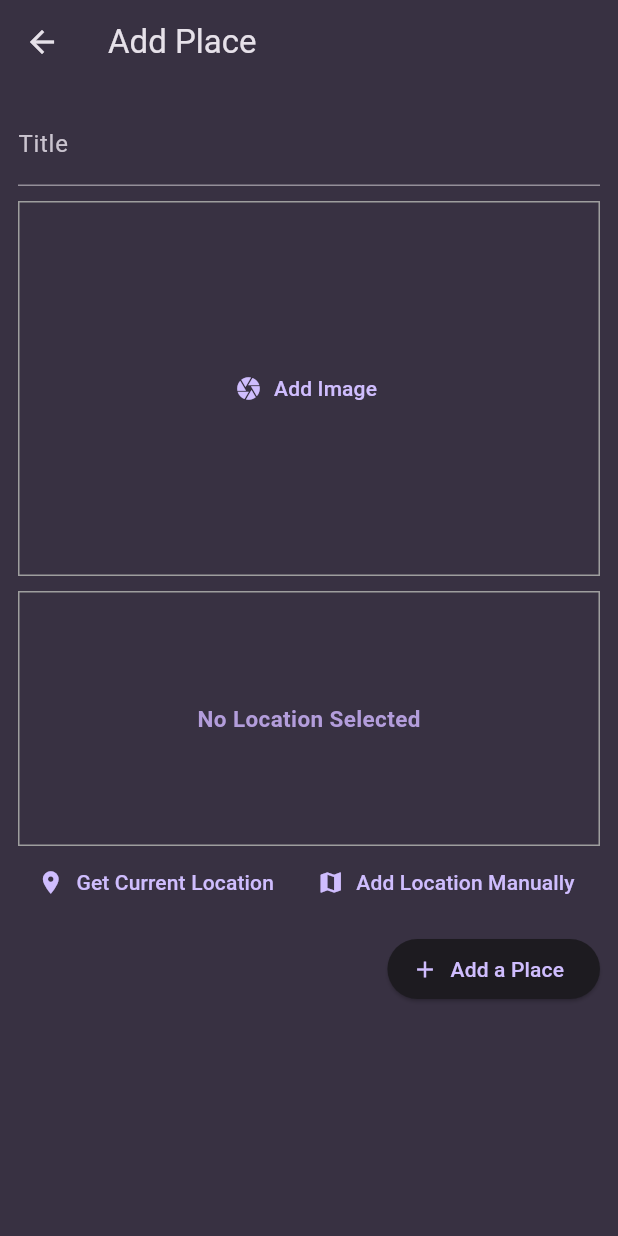
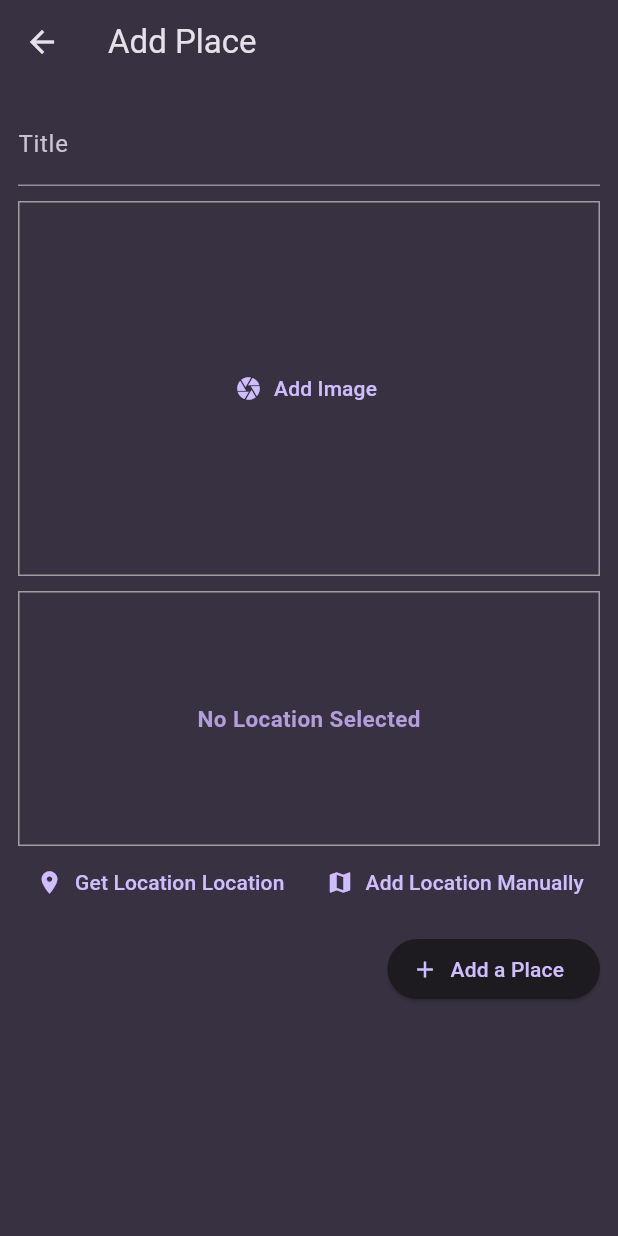
Before and after one commit to Sarfaraj-haque/native_apps, a Flutter app: the screen it shows after launch, after a tap on the "add" icon, on a phone screen of 412 x 824 dp. Run offline on Flutter 3.47's test engine with Material 3 defaults, Android fonts, the phone set to English and light mode, and no system bars; our stand-ins replace flutter_riverpod, google_fonts, image_picker, location, sqflite; accounts and stored records are empty.

Commit message:
3rd April 2025 -Added Sql lite -Added fun to store data on Device storage -Location services will be added Soon

```diff
--- /dev/null
+++ b/devtools_options.yaml
@@ -0,0 +1,3 @@
+description: This file stores settings for Dart & Flutter DevTools.
+documentation: https://docs.flutter.dev/tools/devtools/extensions#configure-extension-enablement-states
+extensions:
--- a/lib/model/place.dart
+++ b/lib/model/place.dart
@@ -3,7 +3,8 @@ import 'dart:io';
 import 'package:uuid/uuid.dart';
 
 class Place {
-  Place(this.title, this.image) : id = Uuid().v4();
+  Place({required this.title, required this.image, String? id})
+      : id = id ?? Uuid().v4();
   final String id;
   final String title;
   final File image;
--- a/lib/providers/user_places.dart
+++ b/lib/providers/user_places.dart
@@ -1,18 +1,55 @@
 import 'dart:io';
 
 import 'package:flutter_riverpod/flutter_riverpod.dart';
-import 'package:path_provider/path_provider.dart'as syspaths;
+import 'package:path/path.dart' as path;
+import 'package:path_provider/path_provider.dart' as syspaths;
+import 'package:sqflite/sqflite.dart' as sql;
+import 'package:sqflite/sqflite.dart';
 
 import '../model/place.dart';
 
+Future<Database> _getDatabase() async {
+  final dbPath = await sql.getDatabasesPath();
+  final db = await sql.openDatabase(path.join(dbPath, 'places.db'),
+      onCreate: (db, version) {
+    return db.execute(
+        'CREATE TABLE user_places(id TEXT PRIMARY KEY,title TEXT,image TEXT)');
+  }, version: 1);
+  return db;
+}
+
 class UserPlaceNotifier extends StateNotifier<List<Place>> {
   UserPlaceNotifier() : super([]);
-  final appDir=syspaths.getApplicationDocumentsDirectory();
 
-  void addPlace(String title,File image) {
-    final newPlace = Place(title, image);
+  Future<void> loadPlace() async {
+    final db = await _getDatabase();
+    final data = await db.query(
+      'user_places',
+    );
+    final places = data
+        .map((item) => Place(
+            id: item['id'] as String,
+            title: item['title'] as String,
+            image: File(item['image'] as String)))
+        .toList();
+    state = places;
+  }
+
+  void addPlace(String title, File image) async {
+    final appDir = await syspaths.getApplicationDocumentsDirectory();
+    final fileName = path.basename(image.path);
+    final copiedImage = await image.copy('${appDir.path}/$fileName');
+    final newPlace = Place(title: title, image: copiedImage);
+    final db = await _getDatabase();
+    db.insert('user_place', {
+      "id": newPlace.id,
+      "title": newPlace.title,
+      'image': newPlace.image.path,
+    });
     state = [newPlace, ...state];
   }
 }
 
-final userPlacesProvider = StateNotifierProvider<UserPlaceNotifier, List<Place>>((ref) => UserPlaceNotifier());
+final userPlacesProvider =
+    StateNotifierProvider<UserPlaceNotifier, List<Place>>(
+        (ref) => UserPlaceNotifier());
--- a/lib/views/places_screen.dart
+++ b/lib/views/places_screen.dart
@@ -4,15 +4,29 @@ import 'package:native_apps/providers/user_places.dart';
 import 'package:native_apps/views/add_place.dart';
 import 'package:native_apps/views/place_list.dart';
 
-class PlacesScreen extends ConsumerWidget {
+class PlacesScreen extends ConsumerStatefulWidget {
   const PlacesScreen({
     super.key,
   });
 
+  @override
+  ConsumerState<PlacesScreen> createState() {
+    return _PlacesScreenState();
+  }
+}
+
+class _PlacesScreenState extends ConsumerState<PlacesScreen> {
+  late Future<void> _placesFuture;
 
   @override
-  Widget build(BuildContext context,WidgetRef ref) {
-    final userPlaces=ref.watch(userPlacesProvider);
+  void initState() {
+    super.initState();
+    _placesFuture = ref.read(userPlacesProvider.notifier).loadPlace();
+  }
+
+  @override
+  Widget build(BuildContext context) {
+    final userPlaces = ref.watch(userPlacesProvider);
     return Scaffold(
         appBar: AppBar(
           title: Text("Your Places"),
@@ -27,8 +41,15 @@ class PlacesScreen extends ConsumerWidget {
         ),
         body: Padding(
           padding: const EdgeInsets.all(8.0),
-        child: PlaceList(places: userPlaces),
+          child: FutureBuilder(
+            future: _placesFuture,
+            builder: (context, snapShot) =>
+                snapShot.connectionState == ConnectionState.waiting
+                    ? Center(
+                        child: CircularProgressIndicator(),
+                      )
+                    : PlaceList(places: userPlaces),
           ),
-    );
+        ));
   }
 }
--- a/lib/widget/location_input.dart
+++ b/lib/widget/location_input.dart
@@ -38,7 +38,7 @@ class _LocationInputState extends State<LocationInput> {
     });
 
     locationData = await location.getLocation();
-    final url=Uri.parse('https://maps.googleapis.com/maps/api/geocode/json?address=1600+Amphitheatre+Parkway,+Mountain+View,+CA&key=YOUR_API_KEY');
+    final  url=Uri.parse('https://maps.googleapis.com/maps/api/geocode/json?address=1600+Amphitheatre+Parkway,+Mountain+View,+CA&key=YOUR_API_KEY');
     setState(() {
       isGettingLocation = false;
     });
@@ -75,7 +75,7 @@ class _LocationInputState extends State<LocationInput> {
             TextButton.icon(
               onPressed: _gettingLocation,
               icon: Icon(Icons.location_on),
-              label: Text("Get Current Location"),
+              label: Text("Get Location Location"),
             ),
             TextButton.icon(
               onPressed: () {},
```
Also changed, not shown: 4 other files. Lines whose indentation alone changed are shown as unchanged.
